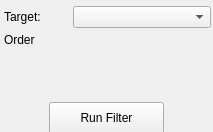
The window that src/Interface/ToolInterface/OtsuThresholdFilterInterface.ui (SCIInstitute/Seg3D) describes before a commit, drawn with Qt 5.
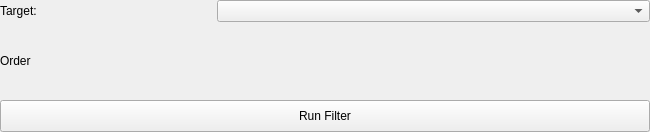
The same window after the commit.

Diff of the .ui file:
```diff
--- a/src/Interface/ToolInterface/OtsuThresholdFilterInterface.ui
+++ b/src/Interface/ToolInterface/OtsuThresholdFilterInterface.ui
@@ -6,12 +6,12 @@
    <rect>
     <x>0</x>
     <y>0</y>
-    <width>213</width>
+    <width>650</width>
     <height>132</height>
    </rect>
   </property>
   <property name="sizePolicy">
-   <sizepolicy hsizetype="Fixed" vsizetype="Fixed">
+   <sizepolicy hsizetype="Preferred" vsizetype="Fixed">
     <horstretch>0</horstretch>
     <verstretch>0</verstretch>
    </sizepolicy>
@@ -24,22 +24,21 @@
   </property>
   <property name="maximumSize">
    <size>
-    <width>213</width>
+    <width>16777215</width>
     <height>132</height>
    </size>
   </property>
   <property name="windowTitle">
    <string>Otsu Threshold Filter</string>
   </property>
-  <widget class="QWidget" name="layoutWidget_2">
-   <property name="geometry">
-    <rect>
-     <x>4</x>
-     <y>4</y>
-     <width>207</width>
-     <height>26</height>
-    </rect>
+  <layout class="QVBoxLayout" name="verticalLayout">
+   <property name="spacing">
+    <number>0</number>
    </property>
+   <property name="margin">
+    <number>0</number>
+   </property>
+   <item>
    <layout class="QHBoxLayout" name="activeHLayout" stretch="1,2">
     <property name="spacing">
      <number>0</number>
@@ -55,27 +54,8 @@
      <widget class="QComboBox" name="activeComboBox"/>
     </item>
    </layout>
-  </widget>
-  <widget class="QWidget" name="layoutWidget_7">
-   <property name="geometry">
-    <rect>
-     <x>4</x>
-     <y>50</y>
-     <width>205</width>
-     <height>51</height>
-    </rect>
-   </property>
-   <layout class="QHBoxLayout" name="orderHLayout_bottom"/>
-  </widget>
-  <widget class="QWidget" name="layoutWidget_8">
-   <property name="geometry">
-    <rect>
-     <x>4</x>
-     <y>29</y>
-     <width>205</width>
-     <height>22</height>
-    </rect>
-   </property>
+   </item>
+   <item>
    <layout class="QHBoxLayout" name="orderHLayout_top">
     <item>
      <widget class="QLabel" name="orderLabel">
@@ -98,20 +78,39 @@
      </spacer>
     </item>
    </layout>
-  </widget>
+   </item>
+   <item>
+    <layout class="QHBoxLayout" name="orderHLayout_bottom"/>
+   </item>
+   <item>
   <widget class="QPushButton" name="runButton">
-   <property name="geometry">
-    <rect>
-     <x>49</x>
-     <y>102</y>
+     <property name="sizePolicy">
+      <sizepolicy hsizetype="Expanding" vsizetype="Fixed">
+       <horstretch>0</horstretch>
+       <verstretch>0</verstretch>
+      </sizepolicy>
+     </property>
+     <property name="minimumSize">
+      <size>
      <width>115</width>
      <height>32</height>
-    </rect>
+      </size>
+     </property>
+     <property name="maximumSize">
+      <size>
+       <width>16777215</width>
+       <height>32</height>
+      </size>
+     </property>
+     <property name="layoutDirection">
+      <enum>Qt::RightToLeft</enum>
    </property>
    <property name="text">
     <string>Run Filter</string>
    </property>
   </widget>
+   </item>
+  </layout>
  </widget>
  <resources/>
  <connections/>
```
Left out of the diff: 6 changed lines with no effect on the pictures. Lines whose indentation alone changed are shown as unchanged.
